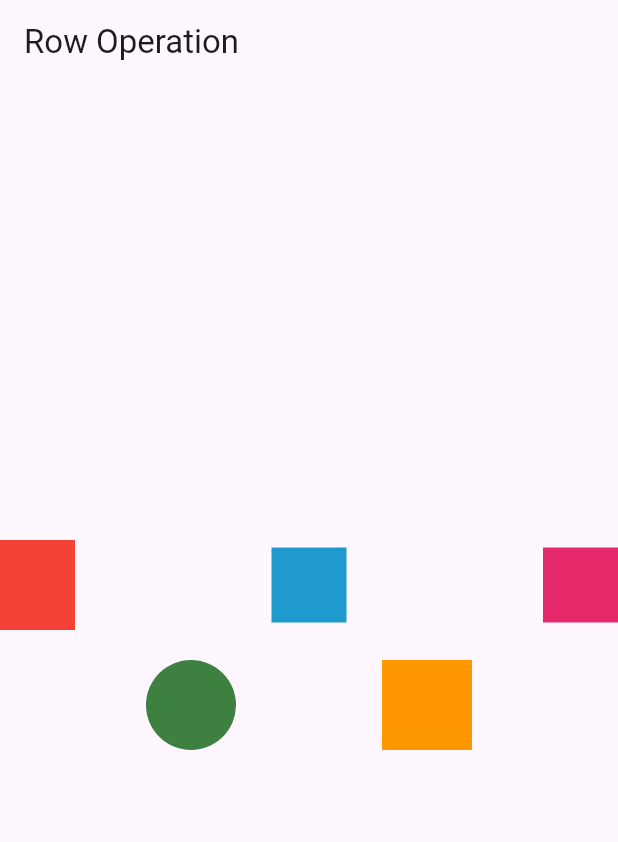
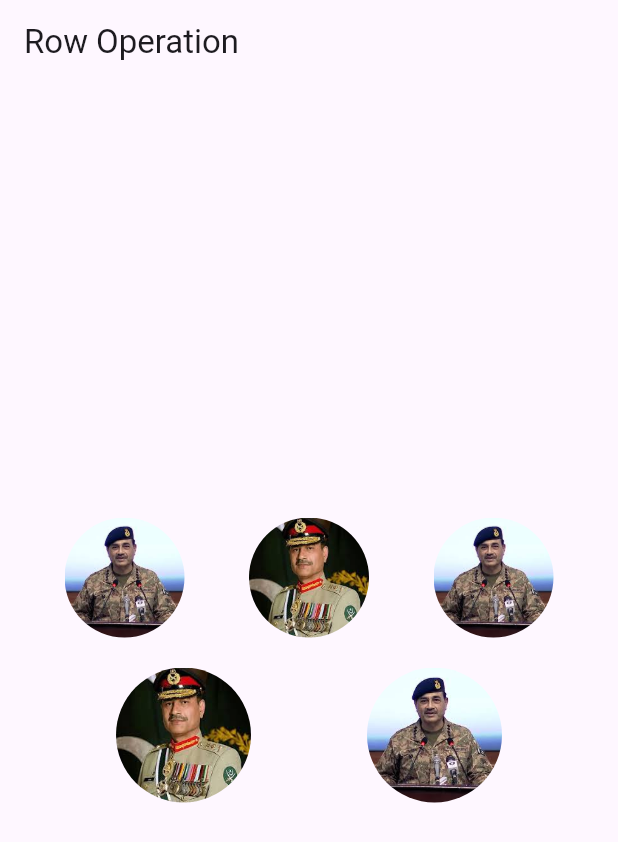
Before and after one commit to CelebrityAdil/Flutter-project-1, a Flutter app: the screen it shows after launch, on a phone screen of 412 x 824 dp. Shown: the top 842 px of the screen. Run offline on Flutter 3.47's test engine with Material 3 defaults, Android fonts, the phone set to English and light mode, and no system bars; our stand-ins replace cloud_firestore, firebase_auth, firebase_core; accounts and stored records are empty; key blocks and very long unbroken strings in the code were emptied for the run.

Commit message:
picture added to rowoperation file

```diff
--- a/lib/rowoperations.dart
+++ b/lib/rowoperations.dart
@@ -2,6 +2,7 @@ import 'package:flutter/material.dart';
 
 class Rowoperations extends StatelessWidget {
   const Rowoperations({super.key});
+
   @override
   Widget build(BuildContext context) {
     return Scaffold(
@@ -10,39 +11,75 @@ class Rowoperations extends StatelessWidget {
         child: Column(
           mainAxisSize: MainAxisSize.min,
           children: [
-            Row(
-              mainAxisAlignment: MainAxisAlignment.spaceBetween,
-              crossAxisAlignment: CrossAxisAlignment.center,
-              children: [
-                Container(width: 50, height: 60, color: Colors.red),
-                Container(
-                  width: 50,
-                  height: 50,
-                  color: const Color.fromARGB(255, 30, 154, 207),
-                ),
-                Container(
-                  width: 50,
-                  height: 50,
-                  color: const Color.fromARGB(255, 228, 40, 106),
-                ),
-              ],
-            ),
-            SizedBox(height: 20), // Space between rows
+            // First row → 3 containers with image
             Row(
               mainAxisAlignment: MainAxisAlignment.spaceEvenly,
               children: [
                 Container(
-                  width: 60,
-                  height: 60,
+                  width: 80,
+                  height: 80,
                   decoration: BoxDecoration(
-                    color: const Color.fromARGB(255, 61, 128, 64),
-                    borderRadius: BorderRadius.all(Radius.circular(30)),
+                    shape: BoxShape.circle,
+                    image: const DecorationImage(
+                      image: AssetImage("assets/download11.jpg"),
+                      fit: BoxFit.cover,
+                    ),
                   ),
                 ),
-                Container(width: 60, height: 60, color: Colors.orange),
+                Container(
+                  width: 80,
+                  height: 80,
+                  decoration: BoxDecoration(
+                    shape: BoxShape.circle,
+                    image: const DecorationImage(
+                      image: AssetImage("assets/download.jpg"),
+                      fit: BoxFit.cover,
+                    ),
+                  ),
+                ),
+                Container(
+                  width: 80,
+                  height: 80,
+                  decoration: BoxDecoration(
+                    shape: BoxShape.circle,
+                    image: const DecorationImage(
+                      image: AssetImage("assets/download11.jpg"),
+                      fit: BoxFit.cover,
+                    ),
+                  ),
+                ),
               ],
             ),
-            SizedBox(height: 20), // Space between rows
+
+            const SizedBox(height: 20), // space between rows
+            // Second row → 2 round containers with image
+            Row(
+              mainAxisAlignment: MainAxisAlignment.spaceEvenly,
+              children: [
+                Container(
+                  width: 90,
+                  height: 90,
+                  decoration: const BoxDecoration(
+                    shape: BoxShape.circle,
+                    image: DecorationImage(
+                      image: AssetImage("assets/download.jpg"),
+                      fit: BoxFit.cover,
+                    ),
+                  ),
+                ),
+                Container(
+                  width: 90,
+                  height: 90,
+                  decoration: const BoxDecoration(
+                    shape: BoxShape.circle,
+                    image: DecorationImage(
+                      image: AssetImage("assets/download11.jpg"),
+                      fit: BoxFit.cover,
+                    ),
+                  ),
+                ),
+              ],
+            ),
           ],
         ),
       ),
```
Also changed, not shown: pubspec.yaml (+4 -8 lines), assets/download.jpg (added), assets/download11.jpg (added), assets/images (1).jpg (deleted), assets/images.webp (added), assets/images123.webp (added), assets/licensed-image.webp (added).
